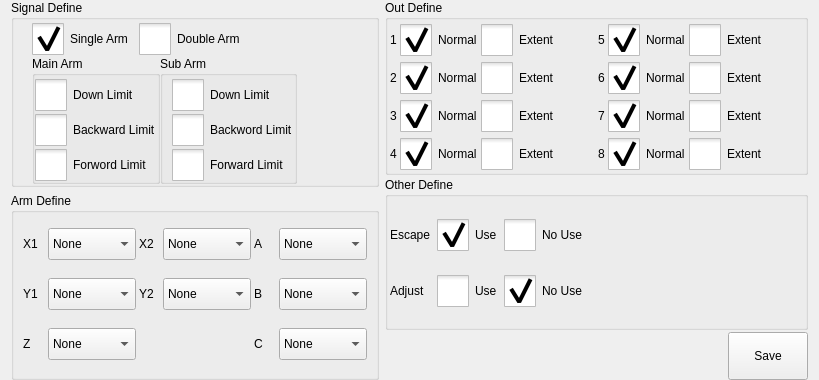
Qt form hcsettings/icstructdefineframe.ui (GaussCheng/2-5AxisPunch) before a commit.
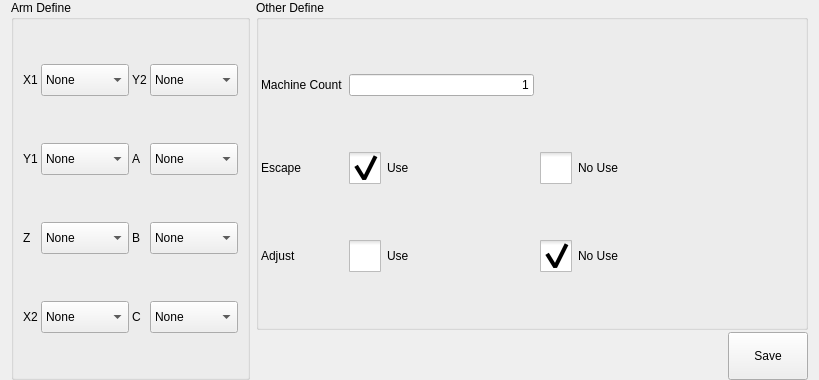
The same form after that commit. Icons and pictures are not drawn. Custom widgets are drawn as their Qt base class.

```diff
--- a/hcsettings/icstructdefineframe.ui
+++ b/hcsettings/icstructdefineframe.ui
@@ -30,357 +30,6 @@
    </property>
    <item>
     <layout class="QVBoxLayout" name="verticalLayout_4">
-     <item>
-      <widget class="QGroupBox" name="signalDefineBox">
-       <property name="title">
-        <string>Signal Define</string>
-       </property>
-       <layout class="QVBoxLayout" name="verticalLayout_3">
-        <property name="spacing">
-         <number>0</number>
-        </property>
-        <property name="topMargin">
-         <number>3</number>
-        </property>
-        <property name="bottomMargin">
-         <number>0</number>
-        </property>
-        <item>
-         <widget class="QWidget" name="widget" native="true">
-          <layout class="QHBoxLayout" name="horizontalLayout">
-           <property name="spacing">
-            <number>10</number>
-           </property>
-           <property name="leftMargin">
-            <number>9</number>
-           </property>
-           <property name="topMargin">
-            <number>0</number>
-           </property>
-           <property name="rightMargin">
-            <number>0</number>
-           </property>
-           <property name="bottomMargin">
-            <number>0</number>
-           </property>
-           <item>
-            <widget class="QCheckBox" name="singleArmButton">
-             <property name="styleSheet">
-              <string notr="true">::indicator {
-     width: 32px;
-     height: 32px;
- }
-
-::indicator:unchecked 
-{
-     image: url(:/resource/check_unchecked.png);
- }
-::indicator:checked 
-{
-     image: url(:/resource/check_checked.png);
- }
-
-QRadioButton::indicator:checked:disabled
-{
- image: url(:/resource/check_checked_disable.png);
-}
-
-QRadioButton::indicator:unchecked:disabled
-{
- image: url(:/resource/check_unchecked_disable.png);
-}
-
-
-
-</string>
-             </property>
-             <property name="text">
-              <string>Single Arm</string>
-             </property>
-             <property name="checkable">
-              <bool>true</bool>
-             </property>
-             <property name="checked">
-              <bool>true</bool>
-             </property>
-             <property name="autoExclusive">
-              <bool>true</bool>
-             </property>
-             <attribute name="buttonGroup">
-              <string notr="true">buttonGroup</string>
-             </attribute>
-            </widget>
-           </item>
-           <item>
-            <widget class="QCheckBox" name="doubleArmButton">
-             <property name="styleSheet">
-              <string notr="true">::indicator {
-     width: 32px;
-     height: 32px;
- }
-
-::indicator:unchecked 
-{
-     image: url(:/resource/check_unchecked.png);
- }
-::indicator:checked 
-{
-     image: url(:/resource/check_checked.png);
- }
-
-QRadioButton::indicator:checked:disabled
-{
- image: url(:/resource/check_checked_disable.png);
-}
-
-QRadioButton::indicator:unchecked:disabled
-{
- image: url(:/resource/check_unchecked_disable.png);
-}
-
-
-
-</string>
-             </property>
-             <property name="text">
-              <string>Double Arm</string>
-             </property>
-             <property name="checkable">
-              <bool>true</bool>
-             </property>
-             <property name="autoExclusive">
-              <bool>true</bool>
-             </property>
-             <attribute name="buttonGroup">
-              <string notr="true">buttonGroup</string>
-             </attribute>
-            </widget>
-           </item>
-           <item>
-            <spacer name="horizontalSpacer">
-             <property name="orientation">
-              <enum>Qt::Horizontal</enum>
-             </property>
-             <property name="sizeHint" stdset="0">
-              <size>
-               <width>40</width>
-               <height>20</height>
-              </size>
-             </property>
-            </spacer>
-           </item>
-          </layout>
-         </widget>
-        </item>
-        <item>
-         <layout class="QHBoxLayout" name="horizontalLayout_2">
-          <property name="leftMargin">
-           <number>9</number>
-          </property>
-          <item>
-           <widget class="QGroupBox" name="mainArmBox">
-            <property name="title">
-             <string>Main Arm</string>
-            </property>
-            <layout class="QVBoxLayout" name="verticalLayout">
-             <property name="spacing">
-              <number>3</number>
-             </property>
-             <property name="leftMargin">
-              <number>0</number>
-             </property>
-             <property name="topMargin">
-              <number>3</number>
-             </property>
-             <property name="rightMargin">
-              <number>0</number>
-             </property>
-             <property name="bottomMargin">
-              <number>0</number>
-             </property>
-             <item>
-              <widget class="QCheckBox" name="mainArmDownLimitButton">
-               <property name="styleSheet">
-                <string notr="true">::indicator {
-     width: 32px;
-     height: 32px;
- }
-
-::indicator:unchecked 
-{
-     image: url(:/resource/check_unchecked.png);
- }
-::indicator:checked 
-{
-     image: url(:/resource/check_checked.png);
- }
-
-
-
-</string>
-               </property>
-               <property name="text">
-                <string>Down Limit</string>
-               </property>
-               <property name="checkable">
-                <bool>true</bool>
-               </property>
-              </widget>
-             </item>
-             <item>
-              <widget class="QCheckBox" name="mainArmBackwardLimitButton">
-               <property name="styleSheet">
-                <string notr="true">::indicator {
-     width: 32px;
-     height: 32px;
- }
-
-::indicator:unchecked 
-{
-     image: url(:/resource/check_unchecked.png);
- }
-::indicator:checked 
-{
-     image: url(:/resource/check_checked.png);
- }
-</string>
-               </property>
-               <property name="text">
-                <string>Backward Limit</string>
-               </property>
-               <property name="checkable">
-                <bool>true</bool>
-               </property>
-              </widget>
-             </item>
-             <item>
-              <widget class="QCheckBox" name="mainArmForwardLimitButton">
-               <property name="styleSheet">
-                <string notr="true">::indicator {
-     width: 32px;
-     height: 32px;
- }
-
-::indicator:unchecked 
-{
-     image: url(:/resource/check_unchecked.png);
- }
-::indicator:checked 
-{
-     image: url(:/resource/check_checked.png);
- }
-
-</string>
-               </property>
-               <property name="text">
-                <string>Forword Limit</string>
-               </property>
-               <property name="checkable">
-                <bool>true</bool>
-               </property>
-              </widget>
-             </item>
-            </layout>
-           </widget>
-          </item>
-          <item>
-           <widget class="QGroupBox" name="subArmBox">
-            <property name="styleSheet">
-             <string notr="true">QCheckBox::indicator {
-     width: 32px;
-     height: 32px;
- }
-
-QCheckBox::indicator:unchecked 
-{
-     image: url(:/resource/check_unchecked.png);
- }
-QCheckBox::indicator:checked 
-{
-     image: url(:/resource/check_checked.png);
- }
-
-QCheckBox::indicator:checked:disabled
-{
- image: url(:/resource/check_checked_disable.png);
-}
-
-QCheckBox::indicator:unchecked:disabled
-{
- image: url(:/resource/check_unchecked_disable.png);
-}
-
-
-
-</string>
-            </property>
-            <property name="title">
-             <string>Sub Arm</string>
-            </property>
-            <layout class="QVBoxLayout" name="verticalLayout_2">
-             <property name="spacing">
-              <number>3</number>
-             </property>
-             <property name="topMargin">
-              <number>3</number>
-             </property>
-             <property name="rightMargin">
-              <number>0</number>
-             </property>
-             <property name="bottomMargin">
-              <number>0</number>
-             </property>
-             <item>
-              <widget class="QCheckBox" name="subArmDownLimitButton">
-               <property name="text">
-                <string>Down Limit</string>
-               </property>
-               <property name="checkable">
-                <bool>true</bool>
-               </property>
-              </widget>
-             </item>
-             <item>
-              <widget class="QCheckBox" name="subArmBackwardLimitButton">
-               <property name="text">
-                <string>Backword Limit</string>
-               </property>
-               <property name="checkable">
-                <bool>true</bool>
-               </property>
-              </widget>
-             </item>
-             <item>
-              <widget class="QCheckBox" name="subArmForwardLimitButton">
-               <property name="text">
-                <string>Forward Limit</string>
-               </property>
-               <property name="checkable">
-                <bool>true</bool>
-               </property>
-              </widget>
-             </item>
-            </layout>
-           </widget>
-          </item>
-          <item>
-           <spacer name="horizontalSpacer_2">
-            <property name="orientation">
-             <enum>Qt::Horizontal</enum>
-            </property>
-            <property name="sizeHint" stdset="0">
-             <size>
-              <width>40</width>
-              <height>20</height>
-             </size>
-            </property>
-           </spacer>
-          </item>
-         </layout>
-        </item>
-       </layout>
-      </widget>
-     </item>
      <item>
       <widget class="QGroupBox" name="armDefineBox">
        <property name="title">
@@ -428,13 +77,6 @@
           </property>
          </widget>
         </item>
-        <item row="2" column="4">
-         <widget class="QLabel" name="label_14">
-          <property name="text">
-           <string>C</string>
-          </property>
-         </widget>
-        </item>
         <item row="2" column="0">
          <widget class="QLabel" name="label_13">
           <property name="text">
@@ -442,13 +84,6 @@
           </property>
          </widget>
         </item>
-        <item row="0" column="4">
-         <widget class="QLabel" name="label_15">
-          <property name="text">
-           <string>A</string>
-          </property>
-         </widget>
-        </item>
         <item row="1" column="1">
          <widget class="QComboBox" name="y1Box">
           <property name="minimumSize">
@@ -474,63 +109,6 @@
           </item>
          </widget>
         </item>
-        <item row="2" column="5">
-         <widget class="QComboBox" name="cBox">
-          <property name="minimumSize">
-           <size>
-            <width>0</width>
-            <height>32</height>
-           </size>
-          </property>
-          <item>
-           <property name="text">
-            <string>None</string>
-           </property>
-          </item>
-          <item>
-           <property name="text">
-            <string>Pneumatic</string>
-           </property>
-          </item>
-          <item>
-           <property name="text">
-            <string>Servo</string>
-           </property>
-          </item>
-         </widget>
-        </item>
-        <item row="0" column="5">
-         <widget class="QComboBox" name="aBox">
-          <property name="minimumSize">
-           <size>
-            <width>0</width>
-            <height>32</height>
-           </size>
-          </property>
-          <item>
-           <property name="text">
-            <string>None</string>
-           </property>
-          </item>
-          <item>
-           <property name="text">
-            <string>Pneumatic</string>
-           </property>
-          </item>
-          <item>
-           <property name="text">
-            <string>Servo</string>
-           </property>
-          </item>
-         </widget>
-        </item>
-        <item row="1" column="4">
-         <widget class="QLabel" name="label_16">
-          <property name="text">
-           <string>B</string>
-          </property>
-         </widget>
-        </item>
         <item row="2" column="1">
          <widget class="QComboBox" name="zBox">
           <property name="minimumSize">
@@ -563,39 +141,14 @@
           </property>
          </widget>
         </item>
-        <item row="1" column="5">
-         <widget class="QComboBox" name="bBox">
-          <property name="minimumSize">
-           <size>
-            <width>0</width>
-            <height>32</height>
-           </size>
-          </property>
-          <item>
-           <property name="text">
-            <string>None</string>
-           </property>
-          </item>
-          <item>
-           <property name="text">
-            <string>Pneumatic</string>
-           </property>
-          </item>
-          <item>
-           <property name="text">
-            <string>Servo</string>
-           </property>
-          </item>
-         </widget>
-        </item>
-        <item row="0" column="2">
+        <item row="3" column="0">
          <widget class="QLabel" name="label_6">
           <property name="text">
            <string>X2</string>
           </property>
          </widget>
         </item>
-        <item row="0" column="3">
+        <item row="3" column="1">
          <widget class="QComboBox" name="x2Box">
           <property name="minimumSize">
            <size>
@@ -620,14 +173,14 @@
           </item>
          </widget>
         </item>
-        <item row="1" column="2">
+        <item row="0" column="2">
          <widget class="QLabel" name="label_12">
           <property name="text">
            <string>Y2</string>
           </property>
          </widget>
         </item>
-        <item row="1" column="3">
+        <item row="0" column="3">
          <widget class="QComboBox" name="y2Box">
           <property name="minimumSize">
            <size>
@@ -652,6 +205,102 @@
           </item>
          </widget>
         </item>
+        <item row="1" column="2">
+         <widget class="QLabel" name="label_15">
+          <property name="text">
+           <string>A</string>
+          </property>
+         </widget>
+        </item>
+        <item row="1" column="3">
+         <widget class="QComboBox" name="aBox">
+          <property name="minimumSize">
+           <size>
+            <width>0</width>
+            <height>32</height>
+           </size>
+          </property>
+          <item>
+           <property name="text">
+            <string>None</string>
+           </property>
+          </item>
+          <item>
+           <property name="text">
+            <string>Pneumatic</string>
+           </property>
+          </item>
+          <item>
+           <property name="text">
+            <string>Servo</string>
+           </property>
+          </item>
+         </widget>
+        </item>
+        <item row="2" column="2">
+         <widget class="QLabel" name="label_16">
+          <property name="text">
+           <string>B</string>
+          </property>
+         </widget>
+        </item>
+        <item row="2" column="3">
+         <widget class="QComboBox" name="bBox">
+          <property name="minimumSize">
+           <size>
+            <width>0</width>
+            <height>32</height>
+           </size>
+          </property>
+          <item>
+           <property name="text">
+            <string>None</string>
+           </property>
+          </item>
+          <item>
+           <property name="text">
+            <string>Pneumatic</string>
+           </property>
+          </item>
+          <item>
+           <property name="text">
+            <string>Servo</string>
+           </property>
+          </item>
+         </widget>
+        </item>
+        <item row="3" column="2">
+         <widget class="QLabel" name="label_14">
+          <property name="text">
+           <string>C</string>
+          </property>
+         </widget>
+        </item>
+        <item row="3" column="3">
+         <widget class="QComboBox" name="cBox">
+          <property name="minimumSize">
+           <size>
+            <width>0</width>
+            <height>32</height>
+           </size>
+          </property>
+          <item>
+           <property name="text">
+            <string>None</string>
+           </property>
+          </item>
+          <item>
+           <property name="text">
+            <string>Pneumatic</string>
+           </property>
+          </item>
+          <item>
+           <property name="text">
+            <string>Servo</string>
+           </property>
+          </item>
+         </widget>
+        </item>
        </layout>
       </widget>
      </item>
@@ -662,699 +311,6 @@
      <property name="spacing">
       <number>2</number>
      </property>
-     <item>
-      <widget class="QGroupBox" name="outDefineBox">
-       <property name="title">
-        <string>Out Define</string>
-       </property>
-       <layout class="QGridLayout" name="gridLayout_2">
-        <property name="leftMargin">
-         <number>2</number>
-        </property>
-        <property name="topMargin">
-         <number>4</number>
-        </property>
-        <property name="rightMargin">
-         <number>2</number>
-        </property>
-        <property name="bottomMargin">
-         <number>2</number>
-        </property>
-        <property name="horizontalSpacing">
-         <number>3</number>
-        </property>
-        <property name="verticalSpacing">
-         <number>6</number>
-        </property>
-        <item row="1" column="2">
-         <widget class="QCheckBox" name="extentBBox">
-          <property name="styleSheet">
-           <string notr="true">::indicator {
-     width: 32px;
-     height: 32px;
- }
-
-::indicator:unchecked 
-{
-     image: url(:/resource/check_unchecked.png);
- }
-::indicator:checked 
-{
-     image: url(:/resource/check_checked.png);
- }
-
-QRadioButton::indicator:checked:disabled
-{
- image: url(:/resource/check_checked_disable.png);
-}
-
-QRadioButton::indicator:unchecked:disabled
-{
- image: url(:/resource/check_unchecked_disable.png);
-}</string>
-          </property>
-          <property name="text">
-           <string>Extent</string>
-          </property>
-          <attribute name="buttonGroup">
-           <string notr="true">buttonGroupB</string>
-          </attribute>
-         </widget>
-        </item>
-        <item row="0" column="2">
-         <widget class="QCheckBox" name="extentABox">
-          <property name="styleSheet">
-           <string notr="true">::indicator {
-     width: 32px;
-     height: 32px;
- }
-
-::indicator:unchecked 
-{
-     image: url(:/resource/check_unchecked.png);
- }
-::indicator:checked 
-{
-     image: url(:/resource/check_checked.png);
- }
-
-QRadioButton::indicator:checked:disabled
-{
- image: url(:/resource/check_checked_disable.png);
-}
-
-QRadioButton::indicator:unchecked:disabled
-{
- image: url(:/resource/check_unchecked_disable.png);
-}</string>
-          </property>
-          <property name="text">
-           <string>Extent</string>
-          </property>
-          <attribute name="buttonGroup">
-           <string notr="true">buttonGroupA</string>
-          </attribute>
-         </widget>
-        </item>
-        <item row="3" column="2">
-         <widget class="QCheckBox" name="extentDBox">
-          <property name="styleSheet">
-           <string notr="true">::indicator {
-     width: 32px;
-     height: 32px;
- }
-
-::indicator:unchecked 
-{
-     image: url(:/resource/check_unchecked.png);
- }
-::indicator:checked 
-{
-     image: url(:/resource/check_checked.png);
- }
-
-QRadioButton::indicator:checked:disabled
-{
- image: url(:/resource/check_checked_disable.png);
-}
-
-QRadioButton::indicator:unchecked:disabled
-{
- image: url(:/resource/check_unchecked_disable.png);
-}</string>
-          </property>
-          <property name="text">
-           <string>Extent</string>
-          </property>
-          <attribute name="buttonGroup">
-           <string notr="true">buttonGroupD</string>
-          </attribute>
-         </widget>
-        </item>
-        <item row="0" column="0">
-         <widget class="QLabel" name="label">
-          <property name="text">
-           <string>1</string>
-          </property>
-         </widget>
-        </item>
-        <item row="0" column="4">
-         <widget class="QLabel" name="label_8">
-          <property name="text">
-           <string>5</string>
-          </property>
-         </widget>
-        </item>
-        <item row="1" column="0">
-         <widget class="QLabel" name="label_2">
-          <property name="text">
-           <string>2</string>
-          </property>
-         </widget>
-        </item>
-        <item row="3" column="4">
-         <widget class="QLabel" name="label_10">
-          <property name="text">
-           <string>8</string>
-          </property>
-         </widget>
-        </item>
-        <item row="0" column="3">
-         <spacer name="horizontalSpacer_3">
-          <property name="orientation">
-           <enum>Qt::Horizontal</enum>
-          </property>
-          <property name="sizeHint" stdset="0">
-           <size>
-            <width>40</width>
-            <height>20</height>
-           </size>
-          </property>
-         </spacer>
-        </item>
-        <item row="0" column="7">
-         <spacer name="horizontalSpacer_4">
-          <property name="orientation">
-           <enum>Qt::Horizontal</enum>
-          </property>
-          <property name="sizeHint" stdset="0">
-           <size>
-            <width>40</width>
-            <height>20</height>
-           </size>
-          </property>
-         </spacer>
-        </item>
-        <item row="1" column="4">
-         <widget class="QLabel" name="label_9">
-          <property name="text">
-           <string>6</string>
-          </property>
-         </widget>
-        </item>
-        <item row="2" column="0">
-         <widget class="QLabel" name="label_3">
-          <property name="text">
-           <string>3</string>
-          </property>
-         </widget>
-        </item>
-        <item row="2" column="4">
-         <widget class="QLabel" name="label_11">
-          <property name="text">
-           <string>7</string>
-          </property>
-         </widget>
-        </item>
-        <item row="3" column="0">
-         <widget class="QLabel" name="label_4">
-          <property name="text">
-           <string>4</string>
-          </property>
-         </widget>
-        </item>
-        <item row="0" column="1">
-         <widget class="QCheckBox" name="normalABox">
-          <property name="styleSheet">
-           <string notr="true">::indicator {
-     width: 32px;
-     height: 32px;
- }
-
-::indicator:unchecked 
-{
-     image: url(:/resource/check_unchecked.png);
- }
-::indicator:checked 
-{
-     image: url(:/resource/check_checked.png);
- }
-
-QRadioButton::indicator:checked:disabled
-{
- image: url(:/resource/check_checked_disable.png);
-}
-
-QRadioButton::indicator:unchecked:disabled
-{
- image: url(:/resource/check_unchecked_disable.png);
-}</string>
-          </property>
-          <property name="text">
-           <string>Normal</string>
-          </property>
-          <property name="checked">
-           <bool>true</bool>
-          </property>
-          <attribute name="buttonGroup">
-           <string notr="true">buttonGroupA</string>
-          </attribute>
-         </widget>
-        </item>
-        <item row="1" column="1">
-         <widget class="QCheckBox" name="normalBBox">
-          <property name="styleSheet">
-           <string notr="true">::indicator {
-     width: 32px;
-     height: 32px;
- }
-
-::indicator:unchecked 
-{
-     image: url(:/resource/check_unchecked.png);
- }
-::indicator:checked 
-{
-     image: url(:/resource/check_checked.png);
- }
-
-QRadioButton::indicator:checked:disabled
-{
- image: url(:/resource/check_checked_disable.png);
-}
-
-QRadioButton::indicator:unchecked:disabled
-{
- image: url(:/resource/check_unchecked_disable.png);
-}</string>
-          </property>
-          <property name="text">
-           <string>Normal</string>
-          </property>
-          <property name="checked">
-           <bool>true</bool>
-          </property>
-          <attribute name="buttonGroup">
-           <string notr="true">buttonGroupB</string>
-          </attribute>
-         </widget>
-        </item>
-        <item row="3" column="1">
-         <widget class="QCheckBox" name="normalDBox">
-          <property name="styleSheet">
-           <string notr="true">::indicator {
-     width: 32px;
-     height: 32px;
- }
-
-::indicator:unchecked 
-{
-     image: url(:/resource/check_unchecked.png);
- }
-::indicator:checked 
-{
-     image: url(:/resource/check_checked.png);
- }
-
-QRadioButton::indicator:checked:disabled
-{
- image: url(:/resource/check_checked_disable.png);
-}
-
-QRadioButton::indicator:unchecked:disabled
-{
- image: url(:/resource/check_unchecked_disable.png);
-}</string>
-          </property>
-          <property name="text">
-           <string>Normal</string>
-          </property>
-          <property name="checked">
-           <bool>true</bool>
-          </property>
-          <attribute name="buttonGroup">
-           <string notr="true">buttonGroupD</string>
-          </attribute>
-         </widget>
-        </item>
-        <item row="0" column="5">
-         <widget class="QCheckBox" name="normalEBox">
-          <property name="styleSheet">
-           <string notr="true">::indicator {
-     width: 32px;
-     height: 32px;
- }
-
-::indicator:unchecked 
-{
-     image: url(:/resource/check_unchecked.png);
- }
-::indicator:checked 
-{
-     image: url(:/resource/check_checked.png);
- }
-
-QRadioButton::indicator:checked:disabled
-{
- image: url(:/resource/check_checked_disable.png);
-}
-
-QRadioButton::indicator:unchecked:disabled
-{
- image: url(:/resource/check_unchecked_disable.png);
-}</string>
-          </property>
-          <property name="text">
-           <string>Normal</string>
-          </property>
-          <property name="checked">
-           <bool>true</bool>
-          </property>
-          <attribute name="buttonGroup">
-           <string notr="true">buttonGroupE</string>
-          </attribute>
-         </widget>
-        </item>
-        <item row="2" column="1">
-         <widget class="QCheckBox" name="normalCBox">
-          <property name="styleSheet">
-           <string notr="true">::indicator {
-     width: 32px;
-     height: 32px;
- }
-
-::indicator:unchecked 
-{
-     image: url(:/resource/check_unchecked.png);
- }
-::indicator:checked 
-{
-     image: url(:/resource/check_checked.png);
- }
-
-QRadioButton::indicator:checked:disabled
-{
- image: url(:/resource/check_checked_disable.png);
-}
-
-QRadioButton::indicator:unchecked:disabled
-{
- image: url(:/resource/check_unchecked_disable.png);
-}</string>
-          </property>
-          <property name="text">
-           <string>Normal</string>
-          </property>
-          <property name="checked">
-           <bool>true</bool>
-          </property>
-          <attribute name="buttonGroup">
-           <string notr="true">buttonGroupC</string>
-          </attribute>
-         </widget>
-        </item>
-        <item row="2" column="2">
-         <widget class="QCheckBox" name="extentCBox">
-          <property name="styleSheet">
-           <string notr="true">::indicator {
-     width: 32px;
-     height: 32px;
- }
-
-::indicator:unchecked 
-{
-     image: url(:/resource/check_unchecked.png);
- }
-::indicator:checked 
-{
-     image: url(:/resource/check_checked.png);
- }
-
-QRadioButton::indicator:checked:disabled
-{
- image: url(:/resource/check_checked_disable.png);
-}
-
-QRadioButton::indicator:unchecked:disabled
-{
- image: url(:/resource/check_unchecked_disable.png);
-}</string>
-          </property>
-          <property name="text">
-           <string>Extent</string>
-          </property>
-          <attribute name="buttonGroup">
-           <string notr="true">buttonGroupC</string>
-          </attribute>
-         </widget>
-        </item>
-        <item row="0" column="6">
-         <widget class="QCheckBox" name="extentEBox">
-          <property name="styleSheet">
-           <string notr="true">::indicator {
-     width: 32px;
-     height: 32px;
- }
-
-::indicator:unchecked 
-{
-     image: url(:/resource/check_unchecked.png);
- }
-::indicator:checked 
-{
-     image: url(:/resource/check_checked.png);
- }
-
-QRadioButton::indicator:checked:disabled
-{
- image: url(:/resource/check_checked_disable.png);
-}
-
-QRadioButton::indicator:unchecked:disabled
-{
- image: url(:/resource/check_unchecked_disable.png);
-}</string>
-          </property>
-          <property name="text">
-           <string>Extent</string>
-          </property>
-          <attribute name="buttonGroup">
-           <string notr="true">buttonGroupE</string>
-          </attribute>
-         </widget>
-        </item>
-        <item row="1" column="5">
-         <widget class="QCheckBox" name="normalFBox">
-          <property name="styleSheet">
-           <string notr="true">::indicator {
-     width: 32px;
-     height: 32px;
- }
-
-::indicator:unchecked 
-{
-     image: url(:/resource/check_unchecked.png);
- }
-::indicator:checked 
-{
-     image: url(:/resource/check_checked.png);
- }
-
-QRadioButton::indicator:checked:disabled
-{
- image: url(:/resource/check_checked_disable.png);
-}
-
-QRadioButton::indicator:unchecked:disabled
-{
- image: url(:/resource/check_unchecked_disable.png);
-}</string>
-          </property>
-          <property name="text">
-           <string>Normal</string>
-          </property>
-          <property name="checked">
-           <bool>true</bool>
-          </property>
-          <attribute name="buttonGroup">
-           <string notr="true">buttonGroupF</string>
-          </attribute>
-         </widget>
-        </item>
-        <item row="2" column="5">
-         <widget class="QCheckBox" name="normalGBox">
-          <property name="styleSheet">
-           <string notr="true">::indicator {
-     width: 32px;
-     height: 32px;
- }
-
-::indicator:unchecked 
-{
-     image: url(:/resource/check_unchecked.png);
- }
-::indicator:checked 
-{
-     image: url(:/resource/check_checked.png);
- }
-
-QRadioButton::indicator:checked:disabled
-{
- image: url(:/resource/check_checked_disable.png);
-}
-
-QRadioButton::indicator:unchecked:disabled
-{
- image: url(:/resource/check_unchecked_disable.png);
-}</string>
-          </property>
-          <property name="text">
-           <string>Normal</string>
-          </property>
-          <property name="checked">
-           <bool>true</bool>
-          </property>
-          <attribute name="buttonGroup">
-           <string notr="true">buttonGroupG</string>
-          </attribute>
-         </widget>
-        </item>
-        <item row="3" column="5">
-         <widget class="QCheckBox" name="normalHBox">
-          <property name="styleSheet">
-           <string notr="true">::indicator {
-     width: 32px;
-     height: 32px;
- }
-
-::indicator:unchecked 
-{
-     image: url(:/resource/check_unchecked.png);
- }
-::indicator:checked 
-{
-     image: url(:/resource/check_checked.png);
- }
-
-QRadioButton::indicator:checked:disabled
-{
- image: url(:/resource/check_checked_disable.png);
-}
-
-QRadioButton::indicator:unchecked:disabled
-{
- image: url(:/resource/check_unchecked_disable.png);
-}</string>
-          </property>
-          <property name="text">
-           <string>Normal</string>
-          </property>
-          <property name="checked">
-           <bool>true</bool>
-          </property>
-          <attribute name="buttonGroup">
-           <string notr="true">buttonGroupH</string>
-          </attribute>
-         </widget>
-        </item>
-        <item row="1" column="6">
-         <widget class="QCheckBox" name="extentFBox">
-          <property name="styleSheet">
-           <string notr="true">::indicator {
-     width: 32px;
-     height: 32px;
- }
-
-::indicator:unchecked 
-{
-     image: url(:/resource/check_unchecked.png);
- }
-::indicator:checked 
-{
-     image: url(:/resource/check_checked.png);
- }
-
-QRadioButton::indicator:checked:disabled
-{
- image: url(:/resource/check_checked_disable.png);
-}
-
-QRadioButton::indicator:unchecked:disabled
-{
- image: url(:/resource/check_unchecked_disable.png);
-}</string>
-          </property>
-          <property name="text">
-           <string>Extent</string>
-          </property>
-          <attribute name="buttonGroup">
-           <string notr="true">buttonGroupF</string>
-          </attribute>
-         </widget>
-        </item>
-        <item row="2" column="6">
-         <widget class="QCheckBox" name="extentGBox">
-          <property name="styleSheet">
-           <string notr="true">::indicator {
-     width: 32px;
-     height: 32px;
- }
-
-::indicator:unchecked 
-{
-     image: url(:/resource/check_unchecked.png);
- }
-::indicator:checked 
-{
-     image: url(:/resource/check_checked.png);
- }
-
-QRadioButton::indicator:checked:disabled
-{
- image: url(:/resource/check_checked_disable.png);
-}
-
-QRadioButton::indicator:unchecked:disabled
-{
- image: url(:/resource/check_unchecked_disable.png);
-}</string>
-          </property>
-          <property name="text">
-           <string>Extent</string>
-          </property>
-          <attribute name="buttonGroup">
-           <string notr="true">buttonGroupG</string>
-          </attribute>
-         </widget>
-        </item>
-        <item row="3" column="6">
-         <widget class="QCheckBox" name="extentHBox">
-          <property name="styleSheet">
-           <string notr="true">::indicator {
-     width: 32px;
-     height: 32px;
- }
-
-::indicator:unchecked 
-{
-     image: url(:/resource/check_unchecked.png);
- }
-::indicator:checked 
-{
-     image: url(:/resource/check_checked.png);
- }
-
-QRadioButton::indicator:checked:disabled
-{
- image: url(:/resource/check_checked_disable.png);
-}
-
-QRadioButton::indicator:unchecked:disabled
-{
- image: url(:/resource/check_unchecked_disable.png);
-}</string>
-          </property>
-          <property name="text">
-           <string>Extent</string>
-          </property>
-          <attribute name="buttonGroup">
-           <string notr="true">buttonGroupH</string>
-          </attribute>
-         </widget>
-        </item>
-       </layout>
-      </widget>
-     </item>
      <item>
       <widget class="QGroupBox" name="fixtureDefineBox_2">
        <property name="title">
@@ -1373,7 +329,7 @@
         <property name="bottomMargin">
          <number>2</number>
         </property>
-        <item row="0" column="2">
+        <item row="1" column="2">
          <widget class="QCheckBox" name="useCheckBox">
           <property name="styleSheet">
            <string notr="true">::indicator {
@@ -1408,7 +364,7 @@
           </property>
          </widget>
         </item>
-        <item row="0" column="4">
+        <item row="1" column="4">
          <spacer name="horizontalSpacer_7">
           <property name="orientation">
            <enum>Qt::Horizontal</enum>
@@ -1421,14 +377,14 @@
           </property>
          </spacer>
         </item>
-        <item row="0" column="0">
+        <item row="1" column="0">
          <widget class="QLabel" name="label_18">
           <property name="text">
            <string>Escape</string>
           </property>
          </widget>
         </item>
-        <item row="0" column="3">
+        <item row="1" column="3">
          <widget class="QCheckBox" name="noUseCheckBox">
           <property name="styleSheet">
            <string notr="true">::indicator {
@@ -1460,14 +416,14 @@
           </property>
          </widget>
         </item>
-        <item row="1" column="0">
+        <item row="2" column="0">
          <widget class="QLabel" name="label_19">
           <property name="text">
            <string>Adjust</string>
           </property>
          </widget>
         </item>
-        <item row="1" column="2">
+        <item row="2" column="2">
          <widget class="QCheckBox" name="adjUse">
           <property name="styleSheet">
            <string notr="true">::indicator {
@@ -1505,7 +461,7 @@
           </attribute>
          </widget>
         </item>
-        <item row="1" column="3">
+        <item row="2" column="3">
          <widget class="QCheckBox" name="adjNoUse">
           <property name="styleSheet">
            <string notr="true">::indicator {
@@ -1543,6 +499,23 @@
           </attribute>
          </widget>
         </item>
+        <item row="0" column="0">
+         <widget class="QLabel" name="label">
+          <property name="text">
+           <string>Machine Count</string>
+          </property>
+         </widget>
+        </item>
+        <item row="0" column="2">
+         <widget class="ICLineEditWithVirtualNumericKeypad" name="machineCount">
+          <property name="text">
+           <string>1</string>
+          </property>
+          <property name="alignment">
+           <set>Qt::AlignRight|Qt::AlignTrailing|Qt::AlignVCenter</set>
+          </property>
+         </widget>
+        </item>
        </layout>
       </widget>
      </item>
@@ -1586,6 +559,13 @@
    </item>
   </layout>
  </widget>
+ <customwidgets>
+  <customwidget>
+   <class>ICLineEditWithVirtualNumericKeypad</class>
+   <extends>QLineEdit</extends>
+   <header>iclineeditwithvirtualnumerickeypad.h</header>
+  </customwidget>
+ </customwidgets>
  <resources/>
  <connections/>
  <buttongroups>
```
Left out of the diff: 10 changed lines with no effect on the pictures.
